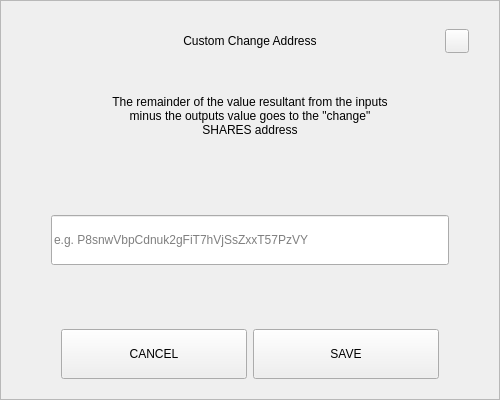
First picture: the form in src/qt/cryptoshares/forms/sendchangeaddressdialog.ui, repository Cryptosharescoin/shares, before the edit.
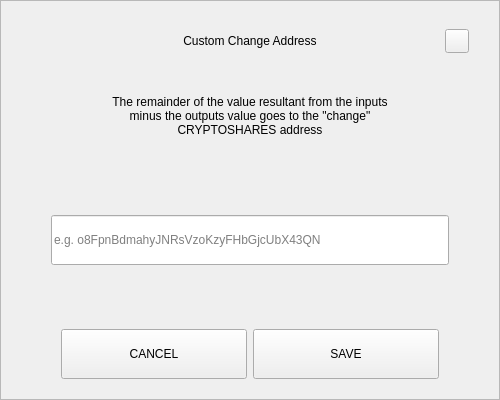
Second picture: the form after the edit.

What changed in the file:
```diff
--- a/src/qt/cryptoshares/forms/sendchangeaddressdialog.ui
+++ b/src/qt/cryptoshares/forms/sendchangeaddressdialog.ui
@@ -164,7 +164,7 @@
          </size>
         </property>
         <property name="text">
-         <string>The remainder of the value resultant from the inputs minus the outputs value goes to the &quot;change&quot; SHARES address</string>
+         <string>The remainder of the value resultant from the inputs minus the outputs value goes to the &quot;change&quot; CRYPTOSHARES address</string>
         </property>
         <property name="alignment">
          <set>Qt::AlignCenter</set>
@@ -207,7 +207,7 @@
            </size>
           </property>
           <property name="placeholderText">
-           <string notr="true">e.g. P8snwVbpCdnuk2gFiT7hVjSsZxxT57PzVY</string>
+           <string notr="true">e.g. o8FpnBdmahyJNRsVzoKzyFHbGjcUbX43QN</string>
           </property>
          </widget>
         </item>
```
Left out of the diff: 2 changed lines with no effect on the pictures.
